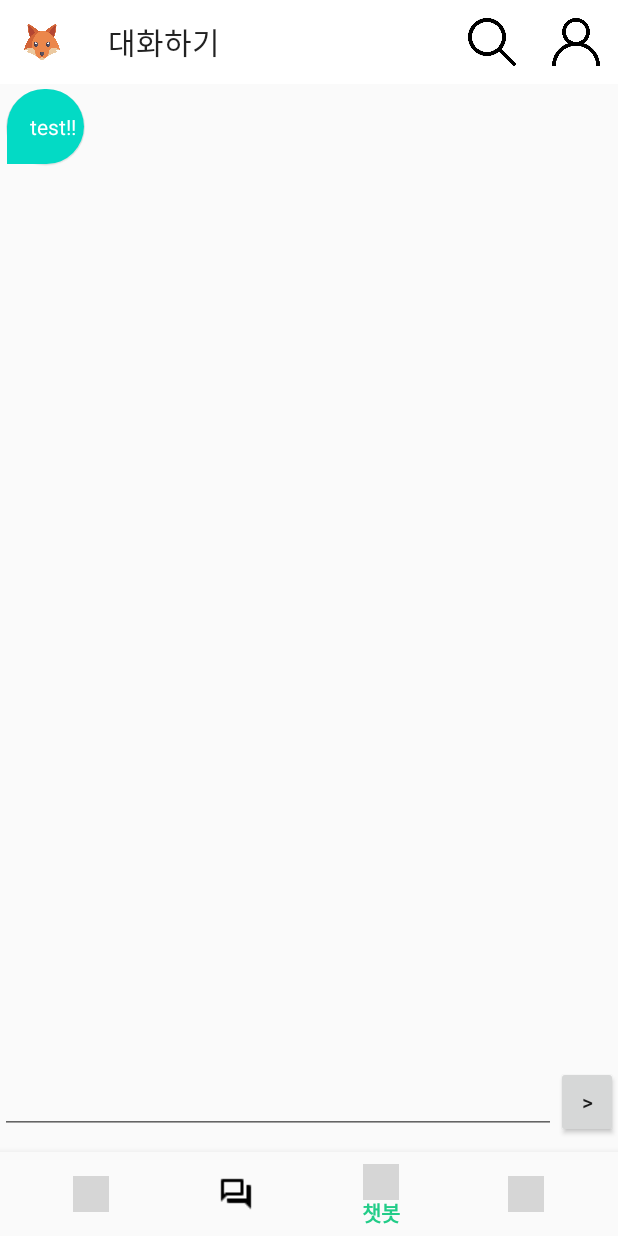
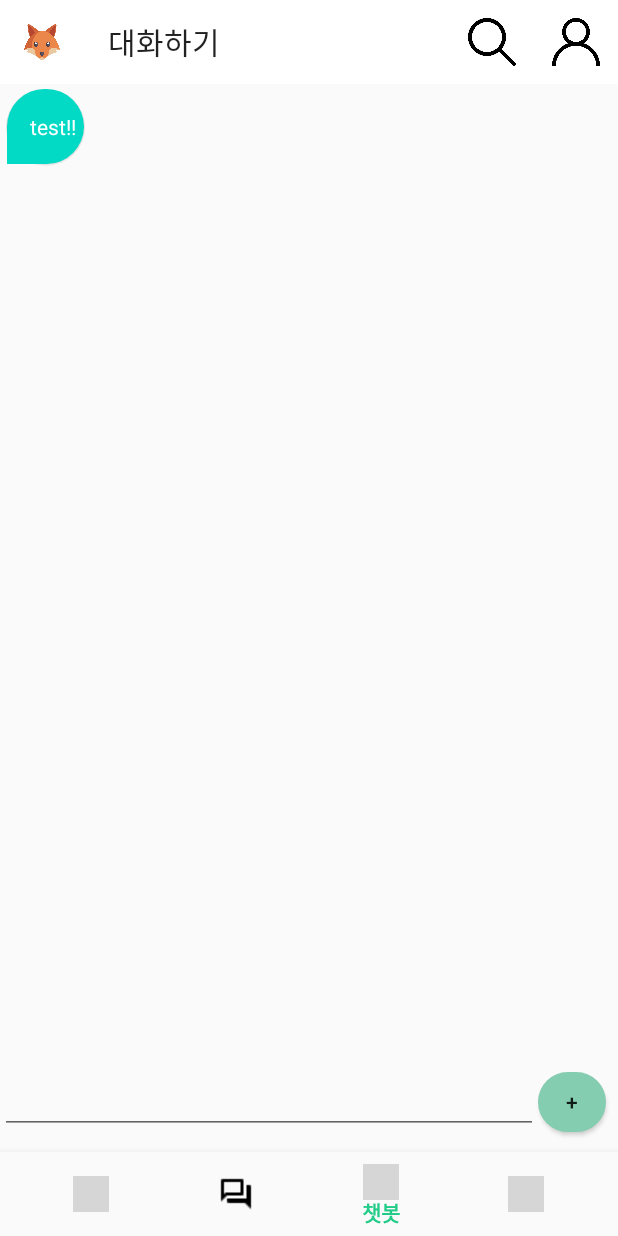
Before and after one commit to anmyeondo/MindVaccine-Demo, an Android app: the screen it shows after launch (MainActivity), item 3 of the bottom bar chosen, on a phone screen of 412 x 824 dp. Run offline under Robolectric (Android 15) with nearby library versions, the phone set to English and light mode, and no system bars; grey boxes are pictures that could not be loaded.

Commit message:
chattbot button update

```diff
--- a/app/src/main/res/layout/fragment_chatbot.xml
+++ b/app/src/main/res/layout/fragment_chatbot.xml
@@ -45,10 +45,12 @@
 
         <Button
             android:id="@+id/btn_add"
-            android:layout_width="0dp"
-            android:layout_height="wrap_content"
+            android:layout_width="5dp"
+            android:layout_height="40dp"
             android:layout_weight="1"
-            android:text=">" />
+            android:layout_marginRight="8dp"
+            android:background="@layout/consult_mainbutton"
+            android:text="+" />
     </LinearLayout>
 
 
```
